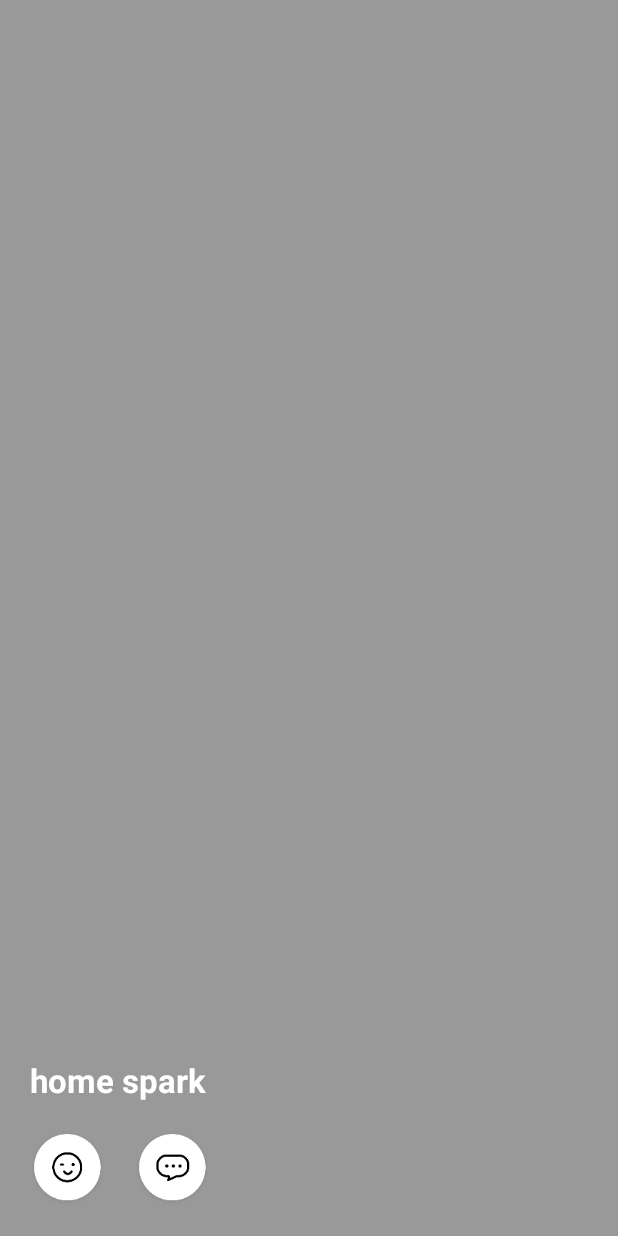
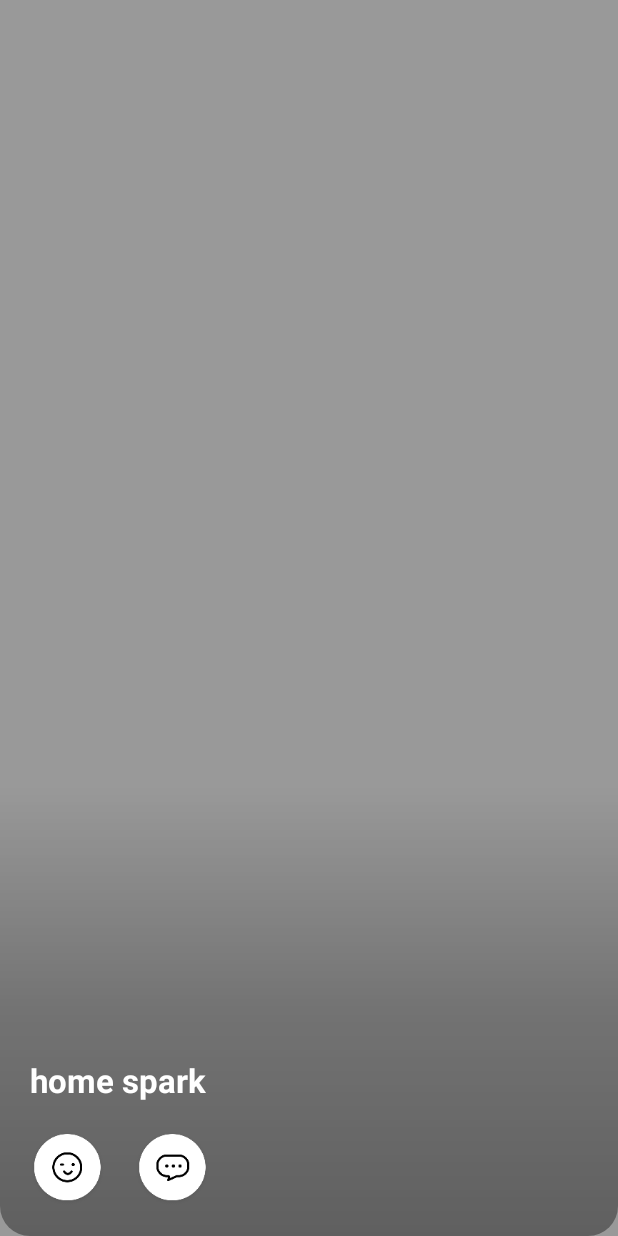
Before and after one commit to blackfireteam/im_android_uikit, an Android app: the layout imsdk_sample_union_type_impl_home_spark.xml on its own in the app's theme, with its tools: preview values and no code run, on a phone screen of 412 x 824 dp. Run offline under Robolectric (Android 15) with nearby library versions, the phone set to English and light mode, and no system bars.

Commit message:
adjust HomeSparkViewHolder style

```diff
--- a/app/src/main/java/com/masonsoft/imsdk/sample/uniontype/viewholder/HomeSparkViewHolder.java
+++ b/app/src/main/java/com/masonsoft/imsdk/sample/uniontype/viewholder/HomeSparkViewHolder.java
@@ -114,6 +114,10 @@ public class HomeSparkViewHolder extends UnionTypeViewHolder {
         });
     }
 
+    private String buildDescText(@NonNull Spark spark) {
+        return "";
+    }
+
     private void sendLikeMessage(long targetUserId) {
         final MSIMMessage message = CustomIMMessageFactory.createCustomMessageLike();
         MSIMManager.getInstance().getMessageManager().sendMessage(
--- a/app/src/main/res/layout/imsdk_sample_union_type_impl_home_spark.xml
+++ b/app/src/main/res/layout/imsdk_sample_union_type_impl_home_spark.xml
@@ -16,7 +16,14 @@
             android:id="@+id/image_layout"
             android:layout_width="match_parent"
             android:layout_height="match_parent"
-            app:roundSize="20dp" />
+            app:roundSize="20dp">
+
+            <View
+                android:layout_width="match_parent"
+                android:layout_height="300dp"
+                android:layout_gravity="bottom"
+                android:background="@drawable/imsdk_uikit_gradient_background_vertical_0to1" />
+        </com.masonsoft.imsdk.uikit.widget.ImageLayout>
 
         <ImageView
             android:id="@+id/indicator_dislike"
--- /dev/null
+++ b/imsdk_uikit/src/main/res/drawable/imsdk_uikit_gradient_background_vertical_0to1.xml
@@ -0,0 +1,9 @@
+<?xml version="1.0" encoding="utf-8"?>
+<shape xmlns:android="http://schemas.android.com/apk/res/android"
+    android:shape="rectangle">
+    <gradient
+        android:angle="270"
+        android:centerColor="#40000000"
+        android:endColor="#60000000"
+        android:startColor="#00000000" />
+</shape>
```
